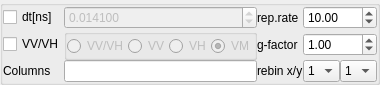
Fluorescence-Tools/chisurf, file chisurf/gui/widgets/experiments/tcspc/tcspc_csv.ui: the form before one commit.
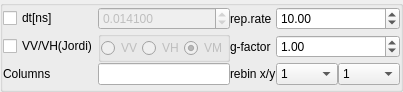
The form after the commit.

What changed in the file:
```diff
--- a/chisurf/gui/widgets/experiments/tcspc/tcspc_csv.ui
+++ b/chisurf/gui/widgets/experiments/tcspc/tcspc_csv.ui
@@ -6,8 +6,8 @@
    <rect>
     <x>0</x>
     <y>0</y>
-    <width>357</width>
-    <height>62</height>
+    <width>403</width>
+    <height>92</height>
    </rect>
   </property>
   <property name="windowTitle">
@@ -75,7 +75,7 @@
 that the count in the VV and the VH detection channels data are stacked vertically.</string>
         </property>
         <property name="text">
-         <string>VV/VH</string>
+         <string>VV/VH(Jordi)</string>
         </property>
        </widget>
       </item>
@@ -260,19 +260,15 @@
          <property name="margin">
           <number>0</number>
          </property>
-         <item>
-          <widget class="QRadioButton" name="radioButton_4">
-           <property name="enabled">
-            <bool>false</bool>
-           </property>
-           <property name="text">
-            <string>VV/VH</string>
-           </property>
-           <property name="checked">
-            <bool>false</bool>
-           </property>
-          </widget>
-         </item>
+         <property name="topMargin">
+          <number>0</number>
+         </property>
+         <property name="rightMargin">
+          <number>0</number>
+         </property>
+         <property name="bottomMargin">
+          <number>0</number>
+         </property>
          <item>
           <widget class="QRadioButton" name="radioButton_3">
            <property name="toolTip">
```
Left out of the diff: 24 changed lines with no effect on the pictures.
